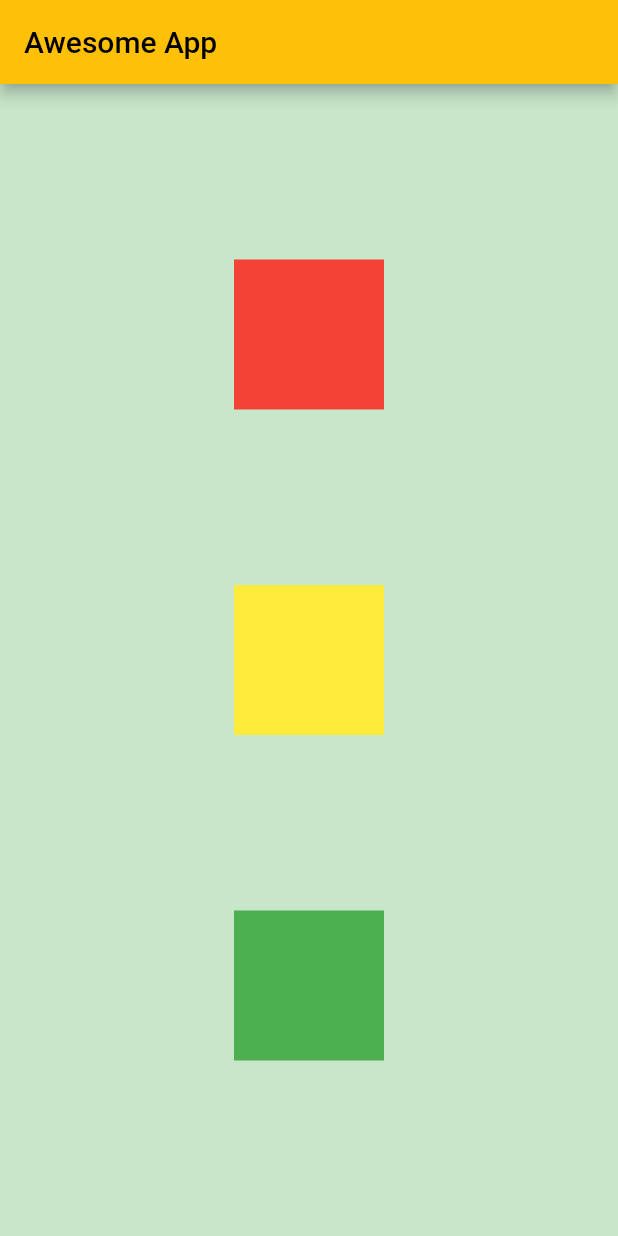
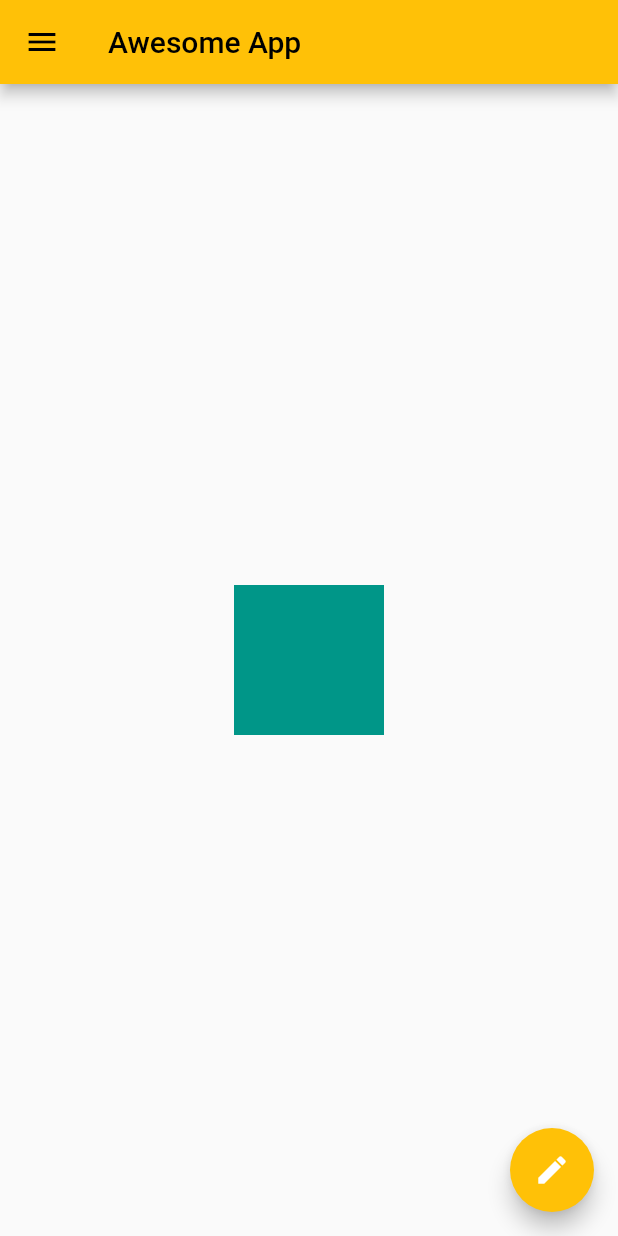
Before and after one commit to Rahul0714/starter, a Flutter app: the screen it shows after launch, on a phone screen of 412 x 824 dp. Run offline on Flutter 3.47's test engine with Material 2 defaults, Android fonts, the phone set to English and light mode, and no system bars.

Commit message:
ch#4 completed

```diff
--- a/lib/main.dart
+++ b/lib/main.dart
@@ -17,31 +17,44 @@ class HomePage extends StatelessWidget {
       appBar: AppBar(
         title: const Text("Awesome App"),
       ),
-        body: Container(
-          color: Colors.green[100],
-          width: double.infinity,
-          height: double.infinity,
-          child: Column(
-            mainAxisAlignment: MainAxisAlignment.spaceEvenly,
-            crossAxisAlignment: CrossAxisAlignment.center,
-            children: [
-              Container(
+      body: Center(
+        child: Container(
+          color: Colors.teal,
           width: 100,
           height: 100,
-                color: Colors.red,
         ),
-              Container(
-                width: 100,
-                height: 100,
-                color: Colors.yellow,
       ),
-              Container(
-                width: 100,
-                height: 100,
-                color: Colors.green,
+      drawer: Drawer(
+        child: ListView(children: const [
+          UserAccountsDrawerHeader(
+            accountName: Text("Rahul Mujumdar"),
+            accountEmail: Text("rahul@mail.com"),
+            currentAccountPicture: CircleAvatar(
+              backgroundImage: NetworkImage(
+                  "https://images.unsplash.com/photo-1564648351416-3eec9f3e85de?ixlib=rb-1.2.1&ixid=MnwxMjA3fDB8MHxzZWFyY2h8MXx8a29zdGVubG9zZSUyMGJpbGRlcnxlbnwwfHwwfHw%3D&w=1000&q=80"),
             ),
-            ],
           ),
-        ));
+          ListTile(
+            leading: Icon(Icons.person),
+            title: Text("Rahul Mujumdar"),
+            subtitle: Text("Nothing"),
+            trailing: Icon(Icons.edit),
+          ),
+          ListTile(
+            leading: Icon(Icons.email),
+            title: Text("Email"),
+            subtitle: Text("rahul@mail.com"),
+            trailing: Icon(Icons.edit),
+          ),
+        ]),
+      ),
+      floatingActionButton: FloatingActionButton(
+        onPressed: () {},
+        child: const Icon(
+          Icons.edit,
+          color: Colors.white,
+        ),
+      ),
+    );
   }
 }
```
Lines whose indentation alone changed are shown as unchanged.
